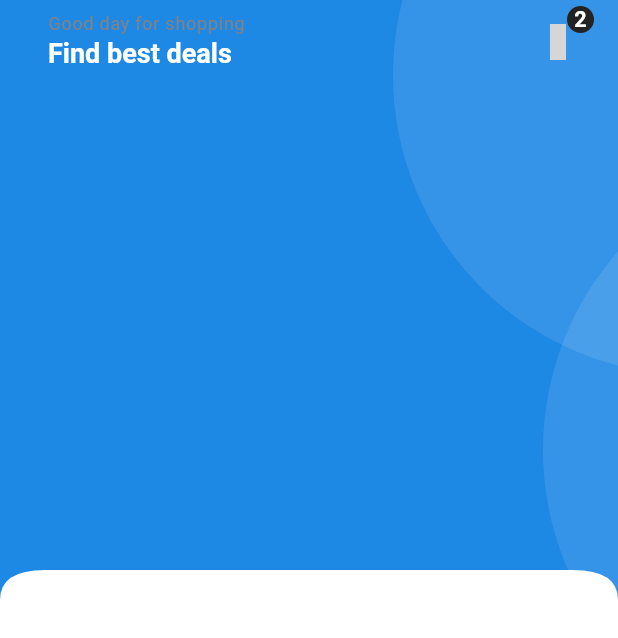
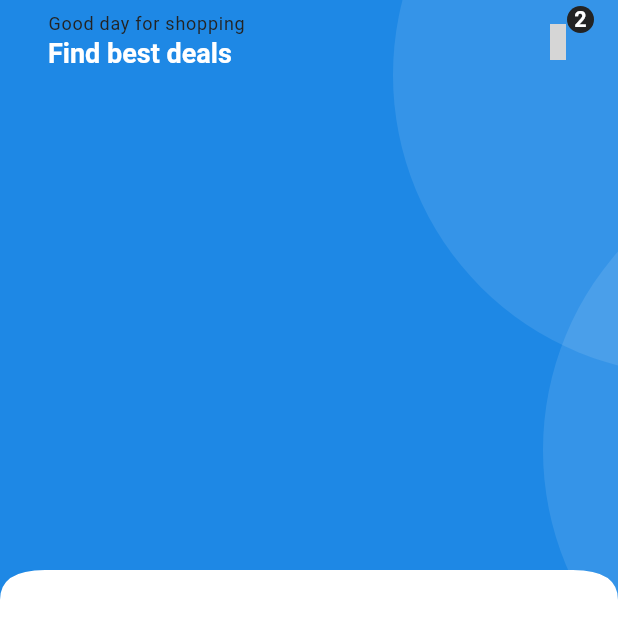
Before and after one commit to Rez-create/ShoeQuest, a Flutter app: the HomeScreen screen opened directly, on a phone screen of 412 x 824 dp. Shown: the top 638 px of the screen. Run offline on Flutter 3.47's test engine with Material 3 defaults, Android fonts, the light colour scheme and no system bars; our stand-ins replace get, get_storage, iconsax, logger, smooth_page_indicator; accounts and stored records are empty; Roboto replaces fonts that are missing (Poppins); grey boxes are pictures that could not be loaded.

Commit message:
Update home app bar styles and format code for readability

```diff
--- a/lib/features/shop/screens/home/widgets/home_appbar.dart
+++ b/lib/features/shop/screens/home/widgets/home_appbar.dart
@@ -3,7 +3,6 @@ import 'package:shoe_quest/common/widgets/appbar/appbar.dart';
 import 'package:shoe_quest/common/widgets/products/cart/cart_menu_icon.dart';
 import 'package:shoe_quest/utils/constants/colors.dart';
 import 'package:shoe_quest/utils/constants/text_strings.dart';
-
 
 class THomeAppBar extends StatelessWidget {
   const THomeAppBar({
@@ -20,7 +19,7 @@ class THomeAppBar extends StatelessWidget {
               style: Theme.of(context)
                   .textTheme
                   .labelMedium!
-                  .apply(color: TColors.grey)),
+                  .apply(color: TColors.black)),
           Text(TTexts.homeAppBarSubtitle,
               style: Theme.of(context)
                   .textTheme
@@ -29,7 +28,10 @@ class THomeAppBar extends StatelessWidget {
         ],
       ),
       actions: [
-        TCartCounterIcon(onPressed: () { }, iconColor: TColors.white,)
+        TCartCounterIcon(
+          onPressed: () {},
+          iconColor: TColors.white,
+        )
       ],
     );
   }
```
